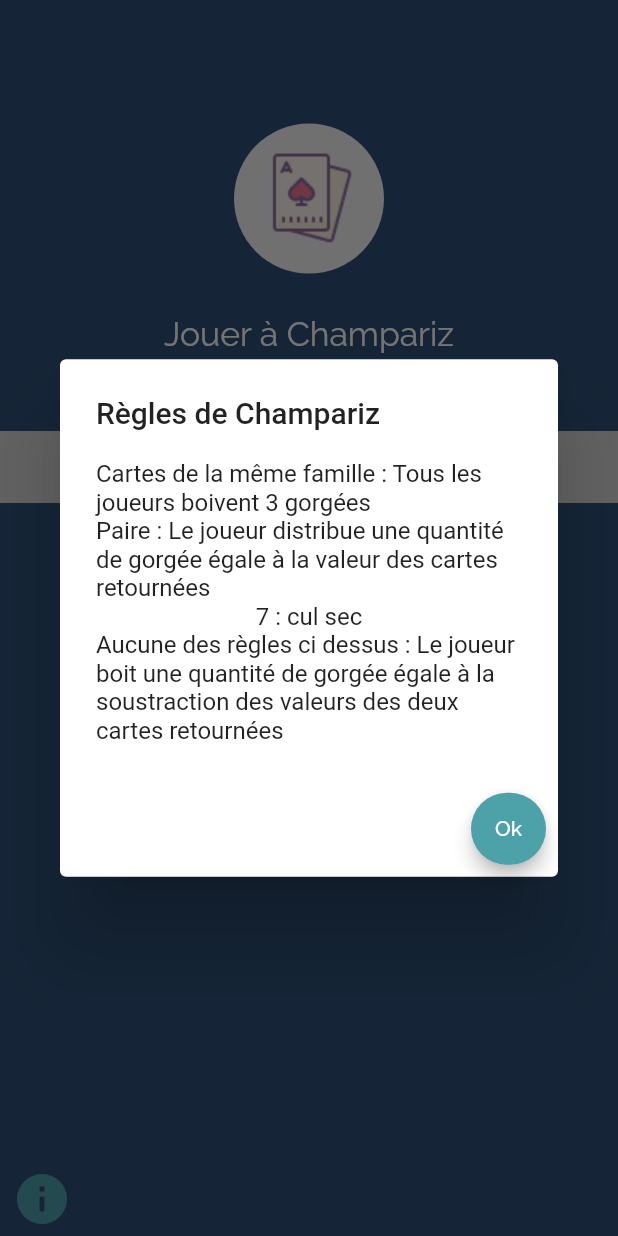
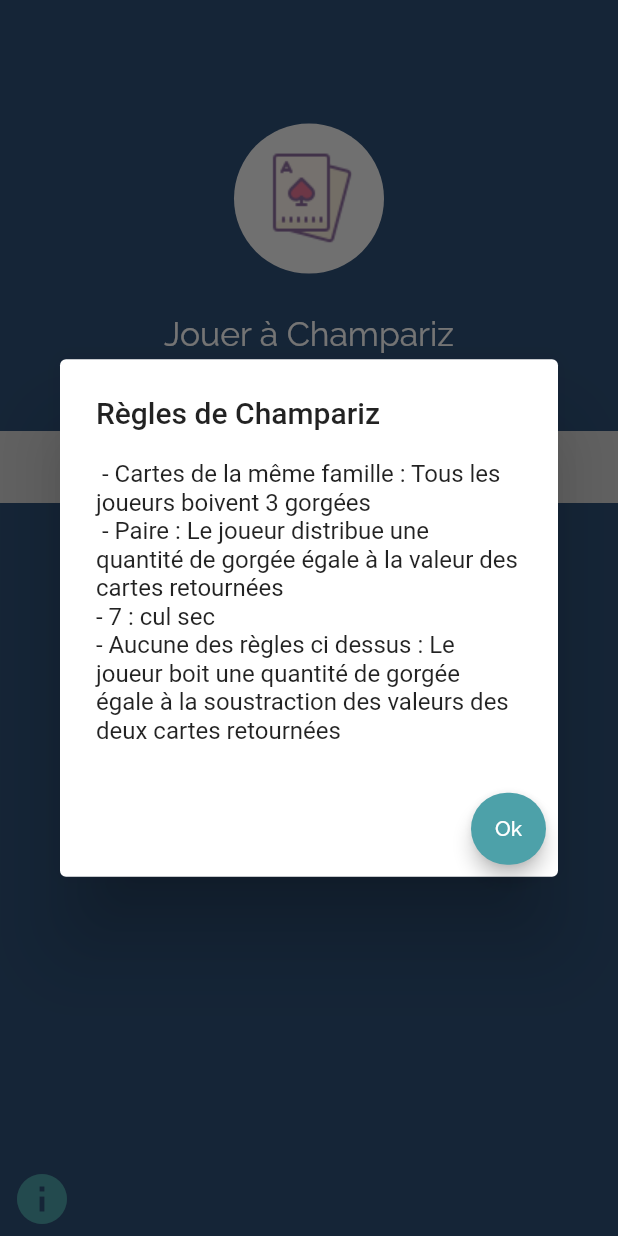
Before and after one commit to 3devs-io/Champariz-Game, a Flutter app: the screen it shows after launch, after a tap on "Règles", on a phone screen of 412 x 824 dp. Run offline on Flutter 3.47's test engine with Material 2 defaults, Android fonts, the phone set to English and light mode, and no system bars; our stand-ins replace bloc, equatable, flutter_bloc, google_fonts, numberpicker; statements that could not run were skipped.

Commit message:
align text to left

```diff
--- a/lib/home.dart
+++ b/lib/home.dart
@@ -186,17 +186,18 @@ class _HomeState extends State<Home> {
                                         title: Text('Règles de Champariz'),
                                         content: Column(
                                           mainAxisSize: MainAxisSize.min,
+                                          crossAxisAlignment:
+                                              CrossAxisAlignment.start,
                                           children: [
                                             Text(
-                                                "Cartes de la même famille : Tous les joueurs boivent 3 gorgées"),
+                                                " - Cartes de la même famille : Tous les joueurs boivent 3 gorgées"),
                                             Text(
-                                                "Paire : Le joueur distribue une quantité de gorgée égale à la valeur des cartes retournées"),
+                                                " - Paire : Le joueur distribue une quantité de gorgée égale à la valeur des cartes retournées"),
                                             Text(
-                                              "7 : cul sec",
-                                              textAlign: TextAlign.left,
+                                              "- 7 : cul sec",
                                             ),
                                             Text(
-                                                "Aucune des règles ci dessus : Le joueur boit une quantité de gorgée égale à la soustraction des valeurs des deux cartes retournées"),
+                                                "- Aucune des règles ci dessus : Le joueur boit une quantité de gorgée égale à la soustraction des valeurs des deux cartes retournées"),
                                           ],
                                         ),
                                         actions: <Widget>[
```
Also changed, not shown: pubspec.lock, 4 other files.
